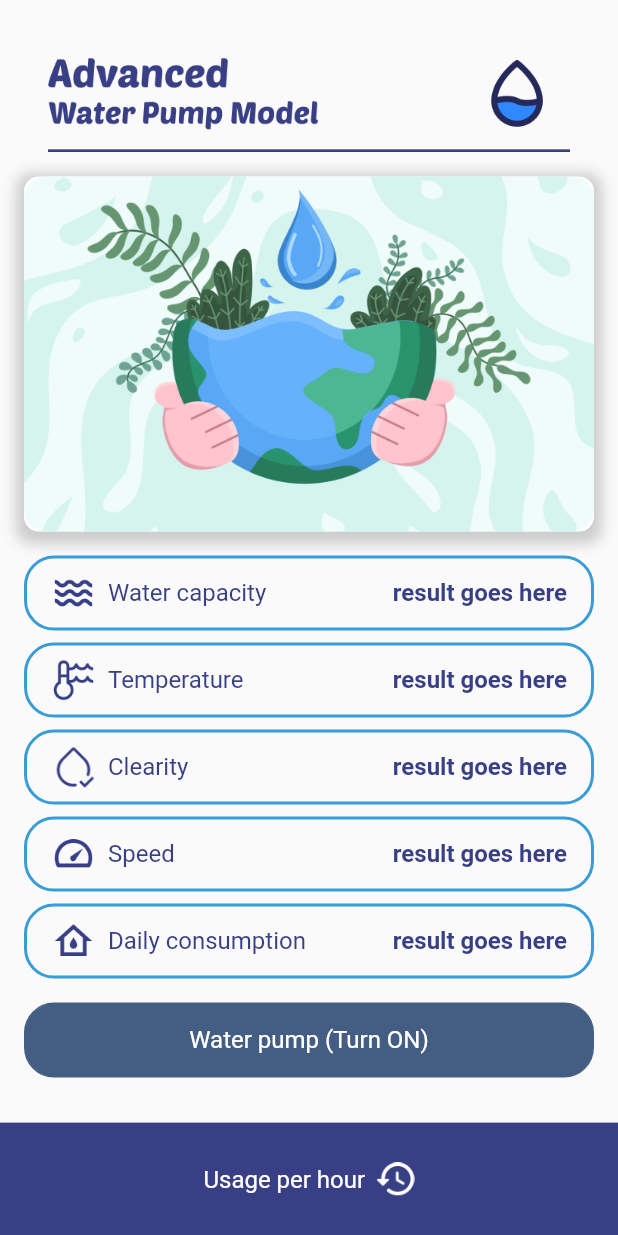
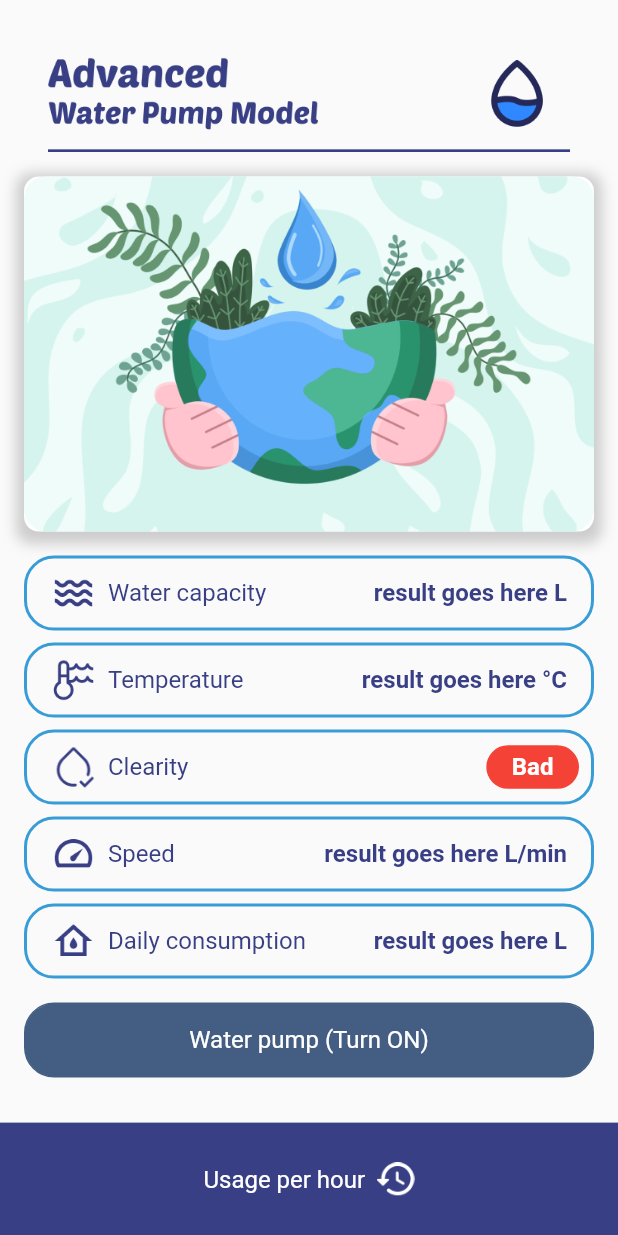
Before and after one commit to ChanakaDev/water-tank-app, a Flutter app: the screen it shows after launch, on a phone screen of 412 x 824 dp. Run offline on Flutter 3.47's test engine with Material 2 defaults, Android fonts, the phone set to English and light mode, and no system bars; our stand-ins replace firebase_core, firebase_database; accounts and stored records are empty.

Commit message:
WTA-04 - Added units to the values

```diff
--- a/lib/main.dart
+++ b/lib/main.dart
@@ -196,26 +196,46 @@ class _HomeScreenState extends State<HomeScreen> {
             "assets/images/icon_1@2x.png",
             "Water capacity",
             _waterCapacity,
+            false,
+            true,
+            false,
+            false,
           ),
           parameterRowBuilder(
             "assets/images/icon_2@2x.png",
             "Temperature",
             _temperture,
+            false,
+            false,
+            true,
+            false,
           ),
           parameterRowBuilder(
             "assets/images/icon_3@2x.png",
             "Clearity",
             _clearity,
+            true,
+            false,
+            false,
+            false,
           ),
           parameterRowBuilder(
             "assets/images/icon_4@2x.png",
             "Speed",
             _speed,
+            false,
+            false,
+            false,
+            true,
           ),
           parameterRowBuilder(
             "assets/images/icon_5@2x.png",
             "Daily consumption",
             _dailyConsumption,
+            false,
+            true,
+            false,
+            false,
           ),
           const SizedBox(
             height: 8,
@@ -295,6 +315,10 @@ class _HomeScreenState extends State<HomeScreen> {
     String imagePath,
     String parameterName,
     String valueFromBackend,
+    bool isClearity,
+    bool isLiquid,
+    bool isTempreature,
+    bool isSpeed,
   ) {
     return Padding(
       padding: const EdgeInsets.only(top: 8.0),
@@ -336,8 +360,93 @@ class _HomeScreenState extends State<HomeScreen> {
                           fontSize: 16,
                         ),
                       ),
-                      Padding(
+                      isClearity
+                          ? valueFromBackend == '1'
+                              ? Container(
+                                  decoration: BoxDecoration(
+                                    color: Colors.green,
+                                    border: Border.all(
+                                      color: Colors.green,
+                                    ),
+                                    borderRadius: const BorderRadius.all(
+                                      Radius.circular(15),
+                                    ),
+                                  ),
+                                  margin: const EdgeInsets.all(8),
+                                  padding: const EdgeInsets.symmetric(
+                                    horizontal: 16,
+                                    vertical: 4,
+                                  ),
+                                  child: const Text(
+                                    "Good",
+                                    style: TextStyle(
+                                      color: Colors.white,
+                                      fontSize: 16.0,
+                                      fontWeight: FontWeight.bold,
+                                    ),
+                                  ),
+                                )
+                              : Container(
+                                  decoration: BoxDecoration(
+                                    color: Colors.red,
+                                    border: Border.all(
+                                      color: Colors.red,
+                                    ),
+                                    borderRadius: const BorderRadius.all(
+                                      Radius.circular(15),
+                                    ),
+                                  ),
+                                  margin: const EdgeInsets.all(8),
+                                  padding: const EdgeInsets.symmetric(
+                                    horizontal: 16,
+                                    vertical: 4,
+                                  ),
+                                  child: const Text(
+                                    "Bad",
+                                    style: TextStyle(
+                                      color: Colors.white,
+                                      fontSize: 16.0,
+                                      fontWeight: FontWeight.bold,
+                                    ),
+                                  ),
+                                )
+                          : isLiquid
+                              ? Padding(
                                   padding: const EdgeInsets.only(right: 16.0),
+                                  child: Text(
+                                    "$valueFromBackend L",
+                                    style: const TextStyle(
+                                        fontSize: 16,
+                                        fontWeight: FontWeight.bold,
+                                        color: Color(0xFF383F85)),
+                                  ),
+                                )
+                              : isTempreature
+                                  ? Padding(
+                                      padding:
+                                          const EdgeInsets.only(right: 16.0),
+                                      child: Text(
+                                        "$valueFromBackend °C",
+                                        style: const TextStyle(
+                                            fontSize: 16,
+                                            fontWeight: FontWeight.bold,
+                                            color: Color(0xFF383F85)),
+                                      ))
+                                  : isSpeed
+                                      ? Padding(
+                                          padding: const EdgeInsets.only(
+                                              right: 16.0),
+                                          child: Text(
+                                            "$valueFromBackend L/min",
+                                            style: const TextStyle(
+                                                fontSize: 16,
+                                                fontWeight: FontWeight.bold,
+                                                color: Color(0xFF383F85)),
+                                          ),
+                                        )
+                                      : Padding(
+                                          padding: const EdgeInsets.only(
+                                              right: 16.0),
                                           child: Text(
                                             valueFromBackend,
                                             style: const TextStyle(
```
Lines whose indentation alone changed are shown as unchanged.
